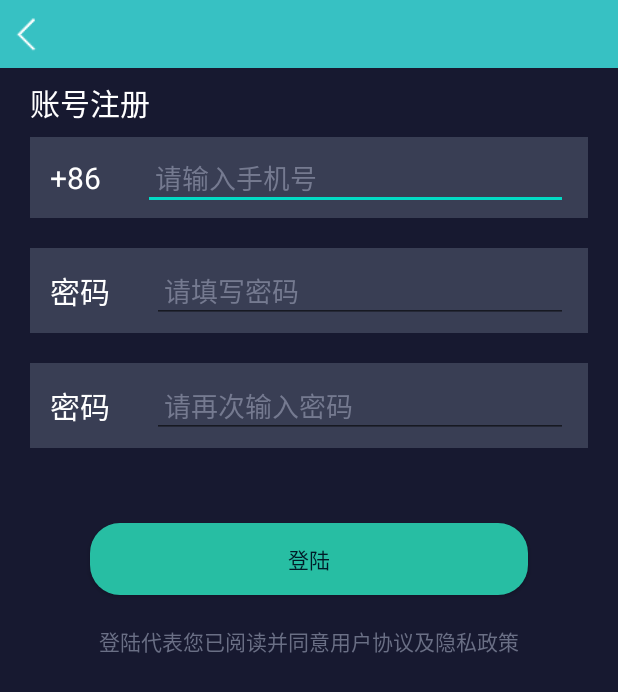
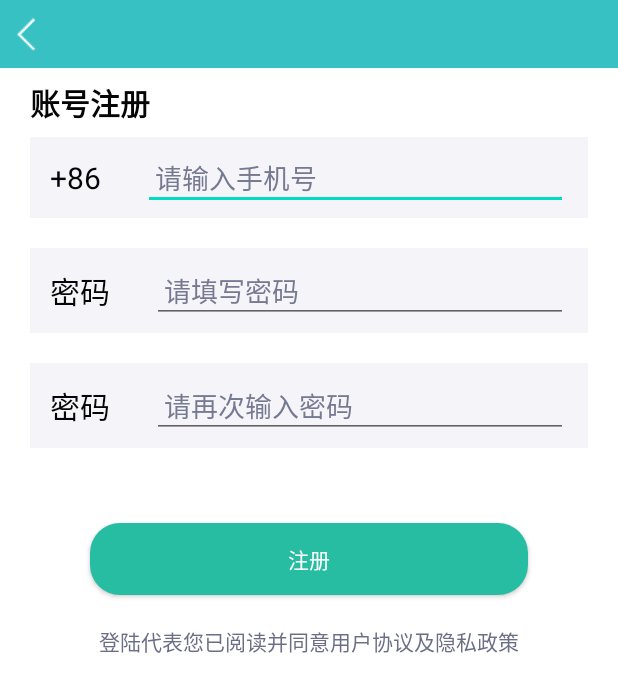
Before and after one commit to LoveLifeEveryday/MemoryKeeper, an Android app: the ResgisterActivity screen opened directly, with no data from a screen before it, on a phone screen of 412 x 824 dp. Shown: the top 692 px of the screen. Run offline under Robolectric (Android 15) with nearby library versions, the phone set to English and light mode, and no system bars; our stand-ins replace ButterKnife; libraries missing offline, so code that uses them is left out: com.gyf.immersionbar; 1 statement that could not run was skipped.

Commit message:
refactor(login):更改界面风格

```diff
--- a/app/src/main/res/drawable-xxhdpi/bg_login.xml
+++ b/app/src/main/res/drawable-xxhdpi/bg_login.xml
@@ -1,6 +1,6 @@
 <?xml version="1.0" encoding="utf-8"?>
 <shape xmlns:android="http://schemas.android.com/apk/res/android">
-    <solid android:color="#27bea3" />
+    <solid android:color="#27bda2" />
     <corners android:radius="20dp" />
 
 </shape>
--- a/app/src/main/res/layout/activity_resgister.xml
+++ b/app/src/main/res/layout/activity_resgister.xml
@@ -4,7 +4,7 @@
         android:layout_width="match_parent"
         android:layout_height="match_parent"
         android:orientation="vertical"
-        android:background="#171930"
+        android:background="#ffffff"
         tools:context=".module.mine.activity.ResgisterActivity">
 
     <include layout="@layout/title_bar" />
@@ -16,13 +16,14 @@
             android:layout_marginTop="@dimen/dp_10"
             android:layout_marginLeft="20dp"
             android:textSize="20dp"
-            android:textColor="#ffffff" />
+            android:textStyle="bold"
+            android:textColor="#050505" />
 
     <LinearLayout
             android:padding="5dp"
             android:layout_marginTop="@dimen/dp_40"
             android:layout_marginHorizontal="20dp"
-            android:background="#393e54"
+            android:background="#f4f4f9"
             android:layout_width="match_parent"
             android:layout_height="wrap_content">
 
@@ -33,7 +34,7 @@
                 android:layout_height="wrap_content"
                 android:text="+86"
                 android:textSize="20dp"
-                android:textColor="#ffffff" />
+                android:textColor="#050505" />
 
         <EditText
                 android:inputType="number"
@@ -52,7 +53,7 @@
             android:padding="5dp"
             android:layout_marginTop="20dp"
             android:layout_marginHorizontal="20dp"
-            android:background="#393e54"
+            android:background="#f4f4f9"
             android:layout_width="match_parent"
             android:layout_height="wrap_content">
 
@@ -63,7 +64,7 @@
                 android:layout_height="wrap_content"
                 android:text="密码"
                 android:textSize="20dp"
-                android:textColor="#ffffff" />
+                android:textColor="#050505" />
 
         <EditText
                 android:inputType="textPassword"
@@ -84,7 +85,7 @@
             android:padding="5dp"
             android:layout_marginTop="20dp"
             android:layout_marginHorizontal="20dp"
-            android:background="#393e54"
+            android:background="#f4f4f9"
             android:layout_width="match_parent"
             android:layout_height="wrap_content">
 
@@ -95,7 +96,7 @@
                 android:layout_height="wrap_content"
                 android:text="密码"
                 android:textSize="20dp"
-                android:textColor="#ffffff" />
+                android:textColor="#050505" />
 
         <EditText
                 android:inputType="textPassword"
@@ -118,13 +119,13 @@
             android:id="@+id/btn_login"
             android:layout_width="match_parent"
             android:layout_height="wrap_content"
-            android:text="登陆"
+            android:text="注册"
             android:padding="@dimen/dp_10"
             android:layout_marginTop="50dp"
             android:layout_marginHorizontal="60dp"
             android:layout_gravity="center_horizontal"
             android:background="@drawable/bg_login"
-            android:textColor="#001b28" />
+            android:textColor="#ffffff" />
 
 
     <TextView
```
Also changed, not shown: app/src/main/res/layout/activity_forget_password.xml (+10 -9 lines), app/src/main/res/layout/activity_login.xml (+8 -7 lines).
